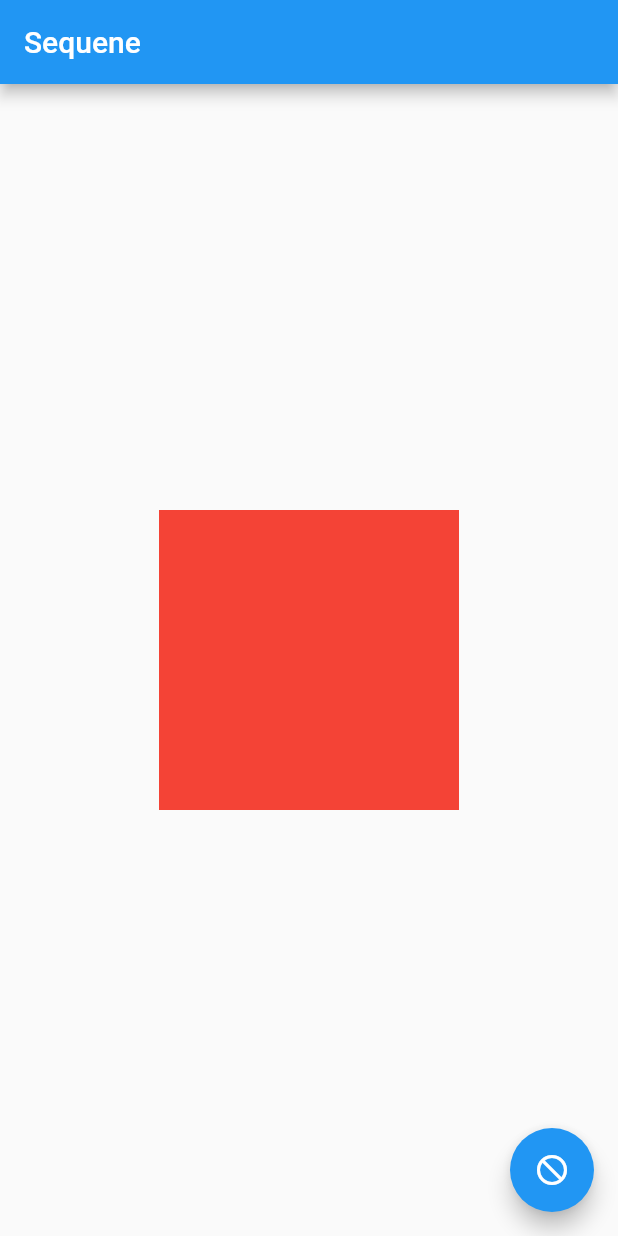
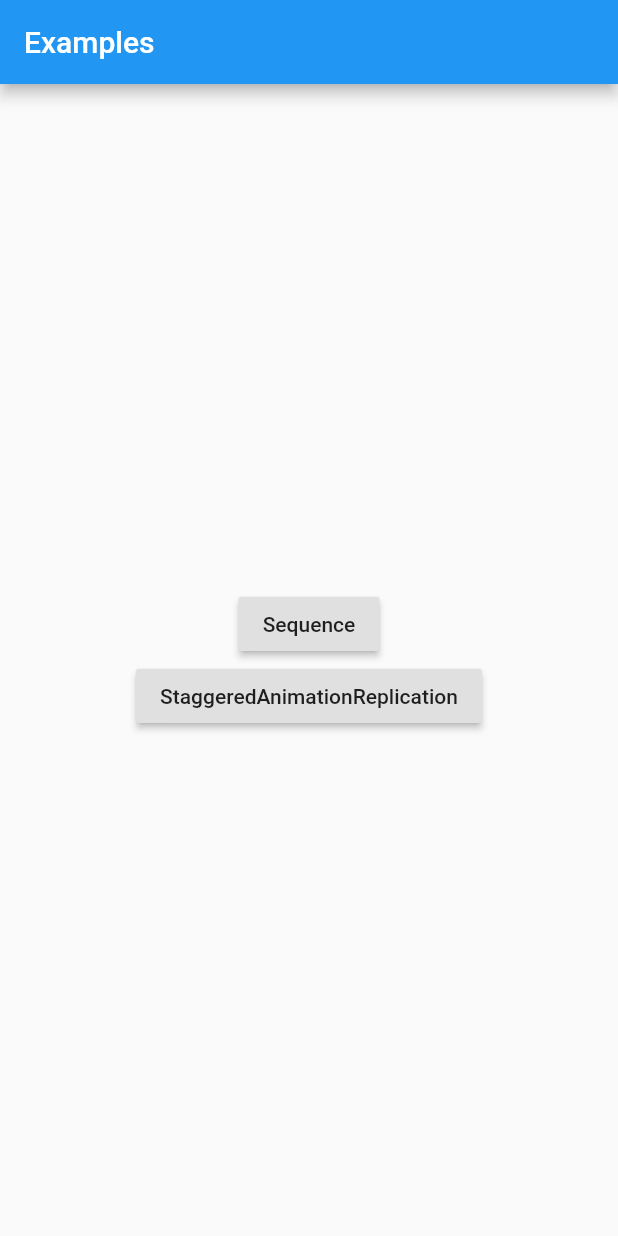
Before and after one commit to Norbert515/flutter_sequence_animation, a Flutter app: the screen it shows after launch, on a phone screen of 412 x 824 dp. Run offline on Flutter 3.47's test engine with Material 2 defaults, Android fonts, the phone set to English and light mode, and no system bars.

Commit message:
fixed tests, added more examples

````diff
--- a/examples/lib/main.dart
+++ b/examples/lib/main.dart
@@ -1,4 +1,5 @@
 import 'package:examples/sequence_page.dart';
+import 'package:examples/staggered_animation_replication.dart';
 import 'package:flutter/material.dart';
 
 void main() => runApp(new MyApp());
@@ -11,7 +12,36 @@ class MyApp extends StatelessWidget {
       theme: new ThemeData(
         primarySwatch: Colors.blue,
       ),
-      home: new SequencePage(),
+      home: new HomePage(),
+      routes: {
+        'sequence': (_)=> new SequencePage(),
+        'StaggeredAnimationReplication': (_)=> new StaggeredAnimationReplication(),
+      },
     );
   }
 }
+
+class HomePage extends StatefulWidget {
+  @override
+  _HomePageState createState() => new _HomePageState();
+}
+
+class _HomePageState extends State<HomePage> {
+  @override
+  Widget build(BuildContext context) {
+    return new Scaffold(
+      appBar: new AppBar(
+        title: new Text("Examples"),
+      ),
+      body: new Center(
+        child: new Column(
+          mainAxisAlignment: MainAxisAlignment.center,
+          children: <Widget>[
+            new RaisedButton(onPressed: (){Navigator.pushNamed(context, 'sequence');}, child: new Text("Sequence"),),
+            new RaisedButton(onPressed: (){Navigator.pushNamed(context, 'StaggeredAnimationReplication');}, child: new Text("StaggeredAnimationReplication"),),
+          ],
+        ),
+      )
+    );
+  }
+}
--- a/lib/animation_sequence.dart
+++ b/lib/animation_sequence.dart
@@ -16,6 +16,23 @@ class SequenceAnimationBuilder {
 
   List<_AnimationInformation> _animations = [];
 
+  /// Adds an [Animatable] to the sequence, in the most cases this would be a [Tween]
+  /// The from and to [Duration] specify points in time the animation takes place.
+  /// You can also specify a [Curve] the animation should interpolate along.
+  ///
+  ///
+  ///
+  /// ## Sample code
+  ///
+  /// ```dart
+  ///     var sequenceAnimation = new SequenceAnimationBuilder()
+  ///      .addAnimatable(
+  ///        anim: new ColorTween(begin: Colors.red, end: Colors.yellow),
+  ///        from:  const Duration(seconds: 0),
+  ///        to: const Duration(seconds: 2),
+  ///        tag: "color").animate(controller);
+  /// ```
+  ///
   SequenceAnimationBuilder addAnimatable(
       {@required Animatable anim,
         @required Duration from,
@@ -28,8 +45,7 @@ class SequenceAnimationBuilder {
   }
 
 
-  /// The controller duration is going to be overwritten by this class, you don't need to specify it on your own
-
+  /// The controllers duration is going to be overwritten by this class, you should not specify it on your own
   SequenceAnimation animate(AnimationController controller) {
     int longestTimeMicro = 0;
     _animations.forEach((info) {
@@ -38,14 +54,13 @@ class SequenceAnimationBuilder {
         longestTimeMicro = micro;
       }
     });
-    //TODO assertions
 
     // Sets the duration
     controller.duration = new Duration(microseconds: longestTimeMicro);
 
-    var anims = <String, Animatable>{};
-    var begins = <String, double>{};
-    var ends = <String, double>{};
+    var anims = <Object, Animatable>{};
+    var begins = <Object, double>{};
+    var ends = <Object, double>{};
 
     _animations.forEach((info) {
       assert(info.to.inMicroseconds <= longestTimeMicro);
@@ -72,13 +87,13 @@ class SequenceAnimationBuilder {
       }
     });
 
-    var result = <String, Animation>{};
+    var result = <Object, Animation>{};
 
     anims.forEach((tag, animInfo) {
       result[tag] = animInfo.animate(controller);
     });
 
-    return new SequenceAnimation(result);
+    return new SequenceAnimation._internal(result);
   }
 
 }
@@ -87,7 +102,7 @@ class SequenceAnimation {
 
   final Map<Object, Animation> _animations;
 
-  SequenceAnimation(this._animations);
+  SequenceAnimation._internal(this._animations);
 
   Animation operator [](Object key) {
     assert(_animations.containsKey(key), "There was no animatable with the key: $key");
@@ -118,6 +133,8 @@ class IntervalAnimatable<T> extends Animatable<T> {
   }
 
 
+  /// Chains an animatable with a CurveTween and the given interval.
+  /// Basically, the animation gets contrained to the given interval
   static Animatable chainCurve(Animatable parent, Interval interval) {
     return parent.chain(new CurveTween(curve: interval));
   }
````
Also changed, not shown: examples/lib/sequence_page.dart (+24 -17 lines), examples/lib/staggered_animation_replication.dart (added, +128 -0 lines), 1 other file.
